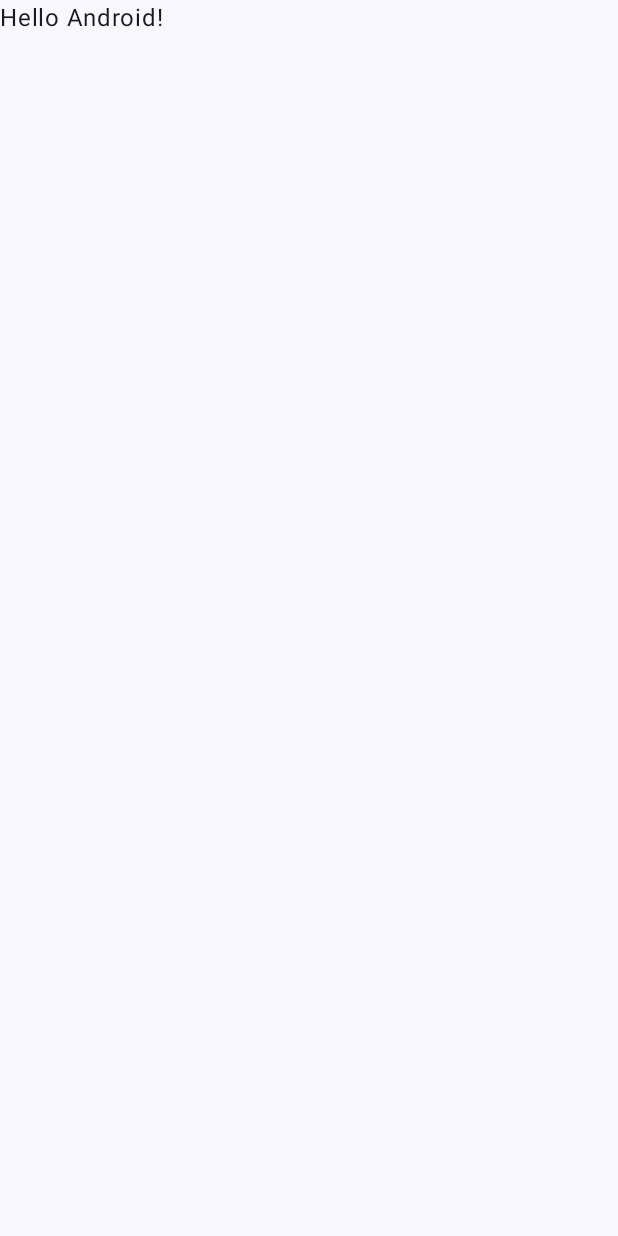
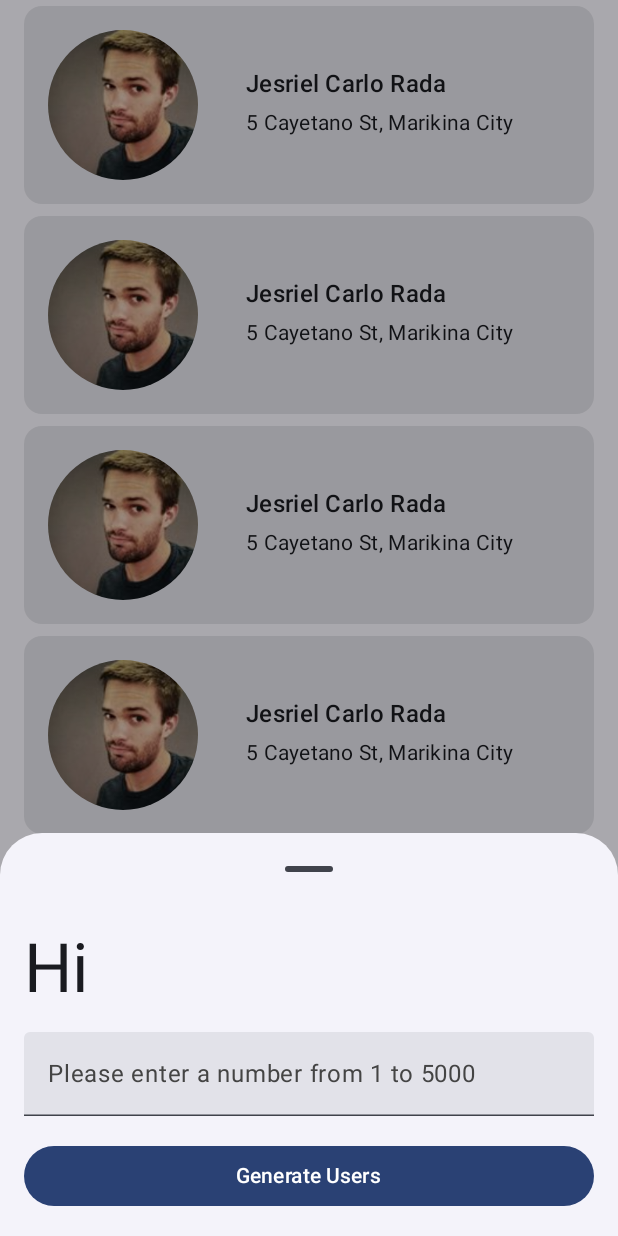
Before and after one commit to radajesriel/RandomUsersApp, an Android app built with Jetpack Compose: the screen it shows after launch (MainActivity), on a phone screen of 412 x 824 dp. Before the commit the screen is almost empty. Run offline under Robolectric (Android 15) with nearby library versions, the phone set to English and light mode, and no system bars.

Commit message:
UI Screen for Users

```diff
--- a/app/src/main/java/com/jescoding/randomusersapp/MainActivity.kt
+++ b/app/src/main/java/com/jescoding/randomusersapp/MainActivity.kt
@@ -11,7 +11,8 @@ import androidx.compose.material3.Text
 import androidx.compose.runtime.Composable
 import androidx.compose.ui.Modifier
 import androidx.compose.ui.tooling.preview.Preview
-import com.jescoding.randomusersapp.ui.theme.RandomUsersAppTheme
+import com.jescoding.randomusersapp.presentation.screens.users.UsersScreen
+import com.jescoding.randomusersapp.presentation.ui.theme.RandomUsersAppTheme
 
 class MainActivity : ComponentActivity() {
     override fun onCreate(savedInstanceState: Bundle?) {
@@ -20,10 +21,7 @@ class MainActivity : ComponentActivity() {
         setContent {
             RandomUsersAppTheme {
                 Scaffold(modifier = Modifier.fillMaxSize()) { innerPadding ->
-                    Greeting(
-                        name = "Android",
-                        modifier = Modifier.padding(innerPadding)
-                    )
+                    UsersScreen(modifier = Modifier.padding(innerPadding))
                 }
             }
         }
@@ -37,11 +35,3 @@ fun Greeting(name: String, modifier: Modifier = Modifier) {
         modifier = modifier
     )
 }
-
-@Preview(showBackground = true)
-@Composable
-fun GreetingPreview() {
-    RandomUsersAppTheme {
-        Greeting("Android")
-    }
-}
--- /dev/null
+++ b/app/src/main/java/com/jescoding/randomusersapp/presentation/screens/users/UsersScreens.kt
@@ -0,0 +1,97 @@
+package com.jescoding.randomusersapp.presentation.screens.users
+
+import androidx.compose.foundation.layout.Box
+import androidx.compose.foundation.layout.fillMaxSize
+import androidx.compose.foundation.layout.padding
+import androidx.compose.foundation.lazy.LazyColumn
+import androidx.compose.material3.CircularProgressIndicator
+import androidx.compose.material3.ExperimentalMaterial3Api
+import androidx.compose.material3.FloatingActionButton
+import androidx.compose.material3.Icon
+import androidx.compose.material3.ModalBottomSheet
+import androidx.compose.material3.Scaffold
+import androidx.compose.material3.rememberModalBottomSheetState
+import androidx.compose.runtime.Composable
+import androidx.compose.runtime.LaunchedEffect
+import androidx.compose.runtime.mutableStateOf
+import androidx.compose.runtime.remember
+import androidx.compose.ui.Alignment
+import androidx.compose.ui.Modifier
+import androidx.compose.ui.graphics.vector.ImageVector
+import androidx.compose.ui.res.vectorResource
+import androidx.compose.ui.tooling.preview.Preview
+import com.jescoding.randomusersapp.R
+import com.jescoding.randomusersapp.presentation.screens.users.components.InputField
+import com.jescoding.randomusersapp.presentation.screens.users.components.UserCard
+import kotlinx.coroutines.delay
+
+@OptIn(ExperimentalMaterial3Api::class)
+@Composable
+fun UsersScreen(
+    modifier: Modifier = Modifier
+) {
+    val isLoading = remember { mutableStateOf(true) }
+    val showBottomSheet = remember { mutableStateOf(true) }
+
+    Scaffold(
+        floatingActionButton = {
+            FloatingActionButton(
+                onClick = {
+                    showBottomSheet.value = true
+                }
+            ) {
+                val imageVector = ImageVector.vectorResource(id = R.drawable.baseline_create_24)
+                Icon(
+                    imageVector = imageVector,
+                    contentDescription = "Add"
+                )
+            }
+        },
+
+        content = { innerPadding ->
+            LaunchedEffect(Unit) {
+                delay(5000)
+                isLoading.value = false
+            }
+            Box(
+                modifier = modifier
+                    .fillMaxSize()
+                    .padding(innerPadding)
+            ) {
+                if (isLoading.value) {
+                    CircularProgressIndicator(
+                        modifier = Modifier.align(Alignment.Center)
+                    )
+                }
+
+                if (isLoading.value.not()) {
+                    LazyColumn(modifier = modifier.fillMaxSize()) {
+                        items(10) {
+                            UserCard()
+                        }
+                    }
+                }
+
+                if (showBottomSheet.value) {
+                    ModalBottomSheet(
+                        sheetState = rememberModalBottomSheetState(skipPartiallyExpanded = true),
+                        content = {
+                            InputField {
+                                showBottomSheet.value = false
+                            }
+                        },
+                        onDismissRequest = {
+                            showBottomSheet.value = false
+                        }
+                    )
+                }
+            }
+        }
+    )
+}
+
+@Composable
+@Preview(showBackground = true)
+fun UsersScreenPreview() {
+    UsersScreen()
+}
--- /dev/null
+++ b/app/src/main/java/com/jescoding/randomusersapp/presentation/screens/users/components/InputField.kt
@@ -0,0 +1,72 @@
+package com.jescoding.randomusersapp.presentation.screens.users.components
+
+import androidx.compose.foundation.layout.Box
+import androidx.compose.foundation.layout.Column
+import androidx.compose.foundation.layout.Spacer
+import androidx.compose.foundation.layout.fillMaxWidth
+import androidx.compose.foundation.layout.height
+import androidx.compose.foundation.layout.padding
+import androidx.compose.foundation.text.KeyboardOptions
+import androidx.compose.material3.Button
+import androidx.compose.material3.MaterialTheme
+import androidx.compose.material3.Text
+import androidx.compose.material3.TextField
+import androidx.compose.runtime.Composable
+import androidx.compose.runtime.mutableStateOf
+import androidx.compose.runtime.remember
+import androidx.compose.ui.Modifier
+import androidx.compose.ui.graphics.Color
+import androidx.compose.ui.text.input.KeyboardType
+import androidx.compose.ui.tooling.preview.Preview
+import androidx.compose.ui.unit.dp
+
+
+@Composable
+fun InputField(
+    onGenerateUsers: () -> Unit
+) {
+
+    val input = remember { mutableStateOf("") }
+
+    Box(
+        modifier = Modifier
+            .fillMaxWidth()
+            .padding(16.dp)
+    ) {
+        Column {
+            Text(text = "Hi", style = MaterialTheme.typography.displayMedium)
+            Spacer(modifier = Modifier.height(16.dp))
+            TextField(
+                modifier = Modifier.fillMaxWidth(),
+                keyboardOptions = KeyboardOptions(keyboardType = KeyboardType.Number),
+                value = input.value,
+                onValueChange = {
+                    input.value = it
+                },
+                placeholder = {
+                    Text(
+                        text = "Please enter a number from 1 to 5000",
+                        color = Color.DarkGray
+                    )
+                }
+            )
+            Spacer(modifier = Modifier.height(16.dp))
+            Button(
+                onClick = {
+                    input.value = ""
+                    onGenerateUsers()
+                },
+                modifier = Modifier.fillMaxWidth()
+            ) {
+                Text(text = "Generate Users")
+            }
+        }
+    }
+}
+
+@Composable
+@Preview(showBackground = true)
+fun InputFieldPreview() {
+    InputField() { }
+
+}
--- /dev/null
+++ b/app/src/main/java/com/jescoding/randomusersapp/presentation/screens/users/components/UserCard.kt
@@ -0,0 +1,77 @@
+package com.jescoding.randomusersapp.presentation.screens.users.components
+
+import android.graphics.BitmapFactory
+import androidx.compose.foundation.Image
+import androidx.compose.foundation.layout.Box
+import androidx.compose.foundation.layout.Column
+import androidx.compose.foundation.layout.Row
+import androidx.compose.foundation.layout.Spacer
+import androidx.compose.foundation.layout.fillMaxWidth
+import androidx.compose.foundation.layout.padding
+import androidx.compose.foundation.layout.size
+import androidx.compose.foundation.layout.wrapContentSize
+import androidx.compose.foundation.shape.CircleShape
+import androidx.compose.material3.Card
+import androidx.compose.material3.Text
+import androidx.compose.runtime.Composable
+import androidx.compose.ui.Alignment
+import androidx.compose.ui.Modifier
+import androidx.compose.ui.draw.clip
+import androidx.compose.ui.graphics.ImageBitmap
+import androidx.compose.ui.graphics.asImageBitmap
+import androidx.compose.ui.platform.LocalContext
+import androidx.compose.ui.tooling.preview.Preview
+import androidx.compose.ui.unit.dp
+import com.jescoding.randomusersapp.R
+import com.jescoding.randomusersapp.presentation.ui.theme.Typography
+
+@Composable
+fun UserCard() {
+    Card(
+        modifier = Modifier
+            .padding(start = 16.dp, end = 16.dp, top = 4.dp, bottom = 4.dp)
+            .fillMaxWidth()
+    ) {
+
+        val image = BitmapFactory.decodeResource(
+            LocalContext.current.resources, R.drawable.profile
+        ).asImageBitmap()
+
+        Row {
+
+            CircularImage(image = image)
+
+            Box(
+                modifier = Modifier
+                    .wrapContentSize()
+                    .align(Alignment.CenterVertically)
+            ) {
+                Column(modifier = Modifier.padding(16.dp)) {
+                    Text(text = "Jesriel Carlo Rada", style = Typography.titleMedium)
+                    Spacer(modifier = Modifier.size(4.dp))
+                    Text(text = "5 Cayetano St, Marikina City", style = Typography.bodyMedium)
+                    Spacer(modifier = Modifier.size(4.dp))
+                }
+            }
+        }
+
+    }
+}
+
+@Composable
+fun CircularImage(image: ImageBitmap) {
+    Image(
+        bitmap = image,
+        contentDescription = "Profile Picture",
+        modifier = Modifier
+            .padding(16.dp)
+            .size(100.dp)
+            .clip(CircleShape)
+    )
+}
+
+@Composable
+@Preview(showBackground = true)
+fun UserCardPreview() {
+    UserCard()
+}
--- a/app/src/main/java/com/jescoding/randomusersapp/ui/theme/Color.kt
+++ b/app/src/main/java/com/jescoding/randomusersapp/presentation/ui/theme/Color.kt
@@ -1,4 +1,4 @@
-package com.jescoding.randomusersapp.ui.theme
+package com.jescoding.randomusersapp.presentation.ui.theme
 
 import androidx.compose.ui.graphics.Color
 
--- a/app/src/main/java/com/jescoding/randomusersapp/ui/theme/Theme.kt
+++ b/app/src/main/java/com/jescoding/randomusersapp/presentation/ui/theme/Theme.kt
@@ -1,15 +1,16 @@
-package com.jescoding.randomusersapp.ui.theme
+package com.jescoding.randomusersapp.presentation.ui.theme
 
-import android.app.Activity
 import android.os.Build
 import androidx.compose.foundation.isSystemInDarkTheme
 import androidx.compose.material3.MaterialTheme
+import androidx.compose.material3.Typography
 import androidx.compose.material3.darkColorScheme
 import androidx.compose.material3.dynamicDarkColorScheme
 import androidx.compose.material3.dynamicLightColorScheme
 import androidx.compose.material3.lightColorScheme
 import androidx.compose.runtime.Composable
 import androidx.compose.ui.platform.LocalContext
+import androidx.compose.ui.text.TextStyle
 
 private val DarkColorScheme = darkColorScheme(
     primary = Purple80,
--- a/app/src/main/java/com/jescoding/randomusersapp/ui/theme/Type.kt
+++ b/app/src/main/java/com/jescoding/randomusersapp/presentation/ui/theme/Type.kt
@@ -1,4 +1,4 @@
-package com.jescoding.randomusersapp.ui.theme
+package com.jescoding.randomusersapp.presentation.ui.theme
 
 import androidx.compose.material3.Typography
 import androidx.compose.ui.text.TextStyle
@@ -14,7 +14,7 @@ val Typography = Typography(
         fontSize = 16.sp,
         lineHeight = 24.sp,
         letterSpacing = 0.5.sp
-    )
+    ),
     /* Other default text styles to override
     titleLarge = TextStyle(
         fontFamily = FontFamily.Default,
--- /dev/null
+++ b/app/src/main/res/drawable/baseline_create_24.xml
@@ -0,0 +1,5 @@
+<vector xmlns:android="http://schemas.android.com/apk/res/android" android:height="24dp" android:tint="#FFFFFF" android:viewportHeight="24" android:viewportWidth="24" android:width="24dp">
+
+    <path android:fillColor="@android:color/white" android:pathData="M3,17.25V21h3.75L17.81,9.94l-3.75,-3.75L3,17.25zM20.71,7.04c0.39,-0.39 0.39,-1.02 0,-1.41l-2.34,-2.34c-0.39,-0.39 -1.02,-0.39 -1.41,0l-1.83,1.83 3.75,3.75 1.83,-1.83z"/>
+
+</vector>
```
Also changed, not shown: app/src/main/res/drawable/profile.jpg (added).
